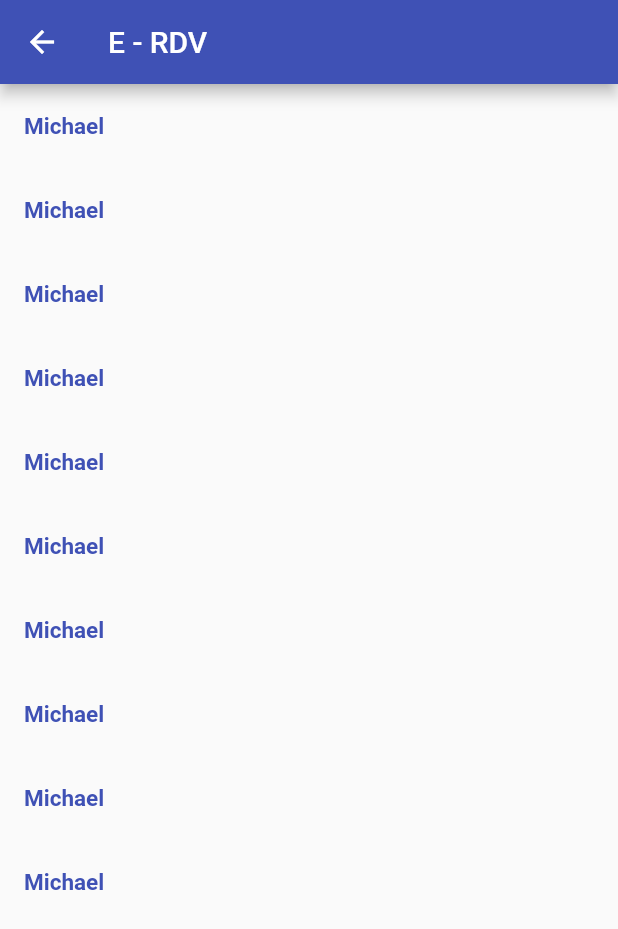
After one commit to JordyHers/e_rdv_health, a Flutter app: the screen it shows after launch, after a tap on "Next", on a phone screen of 412 x 824 dp. The commit adds this screen. Shown: the top 929 px of the screen. Run offline on Flutter 3.47's test engine with Material 2 defaults, Android fonts, the phone set to English and light mode, and no system bars.

Commit message:
ListView and Mock Data `added`

```diff
--- /dev/null
+++ b/lib/models/user_model.dart
@@ -0,0 +1,22 @@
+class User {
+  final String name;
+  final int age;
+  final String gender;
+
+  User(this.name, this.age, this.gender);
+}
+
+class MockData {
+  List<User> _users = [];
+
+  /// Cette ligne de code rend la liste accessible
+  List<User> get userList => _users;
+
+  Future<List<User>> createUsers() async {
+    for (int i = 0; i < 10; i++) {
+      var newUser = User('Michael', 26, 'male');
+      _users.add(newUser);
+    }
+    return _users;
+  }
+}
--- a/lib/view/home_view.dart
+++ b/lib/view/home_view.dart
@@ -1,4 +1,5 @@
 import 'package:e_rdv_health/constants/Strings.dart';
+import 'package:e_rdv_health/view/rdv_view.dart';
 import 'package:flutter/material.dart';
 
 class HomePage extends StatelessWidget {
@@ -24,6 +25,13 @@ class HomePage extends StatelessWidget {
                     color: Theme.of(context).primaryColor),
               ),
             ),
+          ),
+          Padding(
+            padding: const EdgeInsets.only(top: 28.0),
+            child: ElevatedButton(
+                onPressed: () => Navigator.push(context,
+                    MaterialPageRoute(builder: (context) => ListUserView())),
+                child: Text('Next')),
           )
         ],
       ),
--- /dev/null
+++ b/lib/view/rdv_view.dart
@@ -0,0 +1,34 @@
+import 'package:e_rdv_health/constants/Strings.dart';
+import 'package:e_rdv_health/models/user_model.dart';
+import 'package:flutter/material.dart';
+
+class ListUserView extends StatefulWidget {
+  ListUserView({Key key}) : super(key: key);
+
+  @override
+  _ListUserViewState createState() => _ListUserViewState();
+}
+
+class _ListUserViewState extends State<ListUserView> {
+  MockData _data = MockData();
+
+  @override
+  Widget build(BuildContext context) {
+    return Scaffold(
+        appBar: AppBar(
+          title: Text(Rd.title),
+        ),
+        body: FutureBuilder(
+          future: _data.createUsers(),
+          builder: (context, _) => ListView.builder(
+              itemCount: _data.userList.length,
+              itemBuilder: (context, index) => ListTile(
+                    title: Text(_data.userList[index].name,
+                        style: TextStyle(
+                            fontSize: 15,
+                            fontWeight: FontWeight.bold,
+                            color: Theme.of(context).primaryColor)),
+                  )),
+        ));
+  }
+}
```
